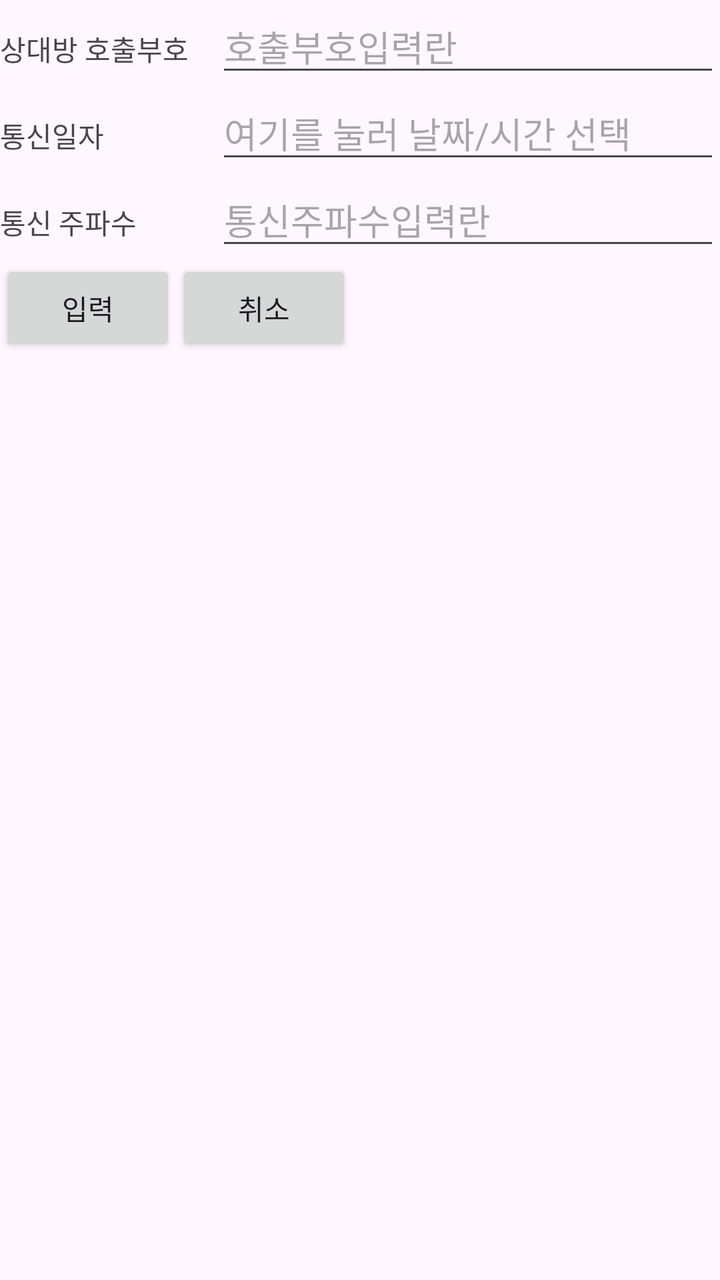
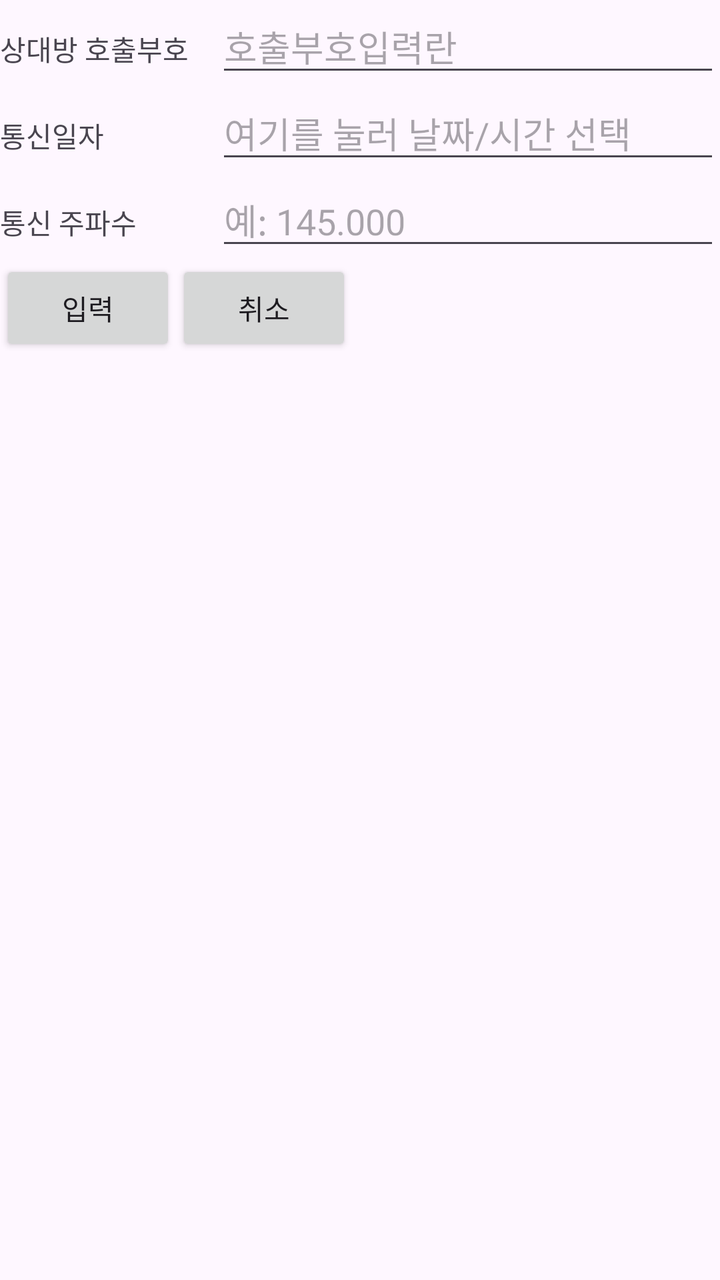

Screens rendered from an Android XML layout before and after an edit, with the pre-edit source and the edit as a unified diff.
<!-- AndroidManifest.xml: application theme Theme.HamApp -->
<!-- res/layout/add_contact_log.xml -->
<?xml version="1.0" encoding="utf-8"?>
<androidx.constraintlayout.widget.ConstraintLayout xmlns:android="http://schemas.android.com/apk/res/android"
    android:layout_width="match_parent"
    android:layout_height="match_parent">



    <LinearLayout
        android:orientation="vertical"
        android:layout_width="match_parent"
        android:layout_height="match_parent">
        
        <LinearLayout
            android:orientation="horizontal"
            android:layout_width="match_parent"
            android:layout_height="wrap_content">
            <TextView
                android:text="상대방 호출부호"
                android:layout_width="0dp"
                android:layout_height="wrap_content"
                android:layout_weight="3"/>

            <EditText
                android:id="@+id/etCallSign"
                android:layout_width="0dp"
                android:layout_height="wrap_content"
                android:inputType="text"
                android:text=""
                android:ems="10"
                android:maxLength="6"
                android:layout_weight="7"
                android:hint="호출부호입력란"
                />
        </LinearLayout>
        
        <LinearLayout
            android:orientation="horizontal"
            android:layout_width="match_parent"
            android:layout_height="wrap_content">
            <TextView
                android:text="통신일자"
                android:layout_width="0dp"
                android:layout_height="wrap_content"
                android:layout_weight="3"/>

            <EditText
                android:id="@+id/etDate"
                android:layout_width="0dp"
                android:layout_height="wrap_content"
                android:layout_weight="7"
                android:hint="여기를 눌러 날짜/시간 선택"
                android:inputType="none"
                android:focusable="false"
                android:clickable="true"
                android:ems="10" />
        </LinearLayout>
        
        <LinearLayout
            android:orientation="horizontal"
            android:layout_width="match_parent"
            android:layout_height="wrap_content">
            <TextView
                android:text="통신 주파수"
                android:layout_width="0dp"
                android:layout_height="wrap_content"
                android:layout_weight="3"/>

            <EditText
                android:id="@+id/etFrequency"
                android:layout_width="0dp"
                android:layout_height="wrap_content"
                android:inputType="text"
                android:text=""
                android:ems="10"
                android:maxLength="7"
                android:layout_weight="7"
                android:hint="통신주파수입력란"
                />
        </LinearLayout>


        <LinearLayout
            android:orientation="horizontal"
            android:layout_width="match_parent"
            android:layout_height="wrap_content">
            <Button
                android:id="@+id/btnSubmit"
                android:text="입력"
                android:layout_width="wrap_content"
                android:layout_height="wrap_content" />
            <Button
                android:id="@+id/btnCancel"
                android:text="취소"
                android:layout_width="wrap_content"
                android:layout_height="wrap_content" />

        </LinearLayout>


    </LinearLayout>



</androidx.constraintlayout.widget.ConstraintLayout>
<!-- resources referenced by this layout -->
<resources>
  <style name="Theme.HamApp" parent="Base.Theme.HamApp" />
  <style name="Base.Theme.HamApp" parent="Theme.Material3.DayNight.NoActionBar">
          
          
      </style>
</resources>

<!-- the commit's change to res/layout/add_contact_log.xml (unified diff, before → after) -->
@@ -69,12 +69,13 @@
                 android:id="@+id/etFrequency"
                 android:layout_width="0dp"
                 android:layout_height="wrap_content"
-                android:inputType="text"
+                android:inputType="numberDecimal"
+                android:digits="0123456789."
                 android:text=""
                 android:ems="10"
-                android:maxLength="7"
+                android:maxLength="8"
                 android:layout_weight="7"
-                android:hint="통신주파수입력란"
+                android:hint="예: 145.000"
                 />
         </LinearLayout>
 
